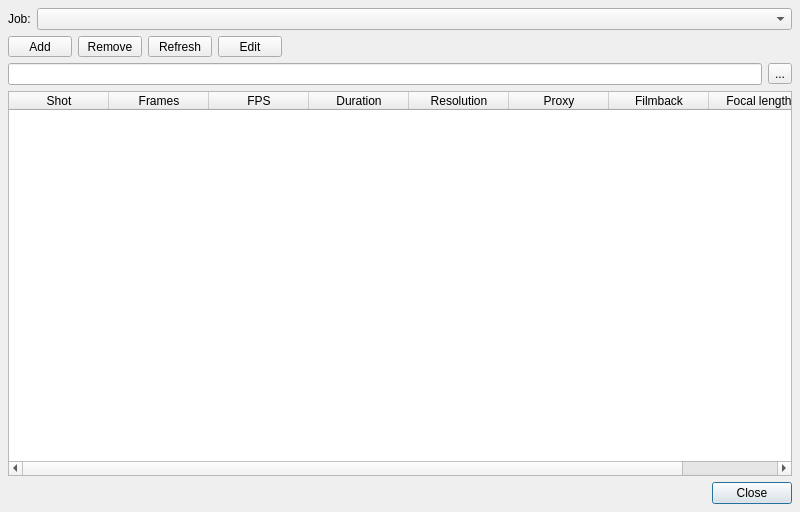
This is core/ui/shot_management_ui.ui in mjbonnington/icarus-gps as Qt 5 draws it before an edit. The edited form follows.
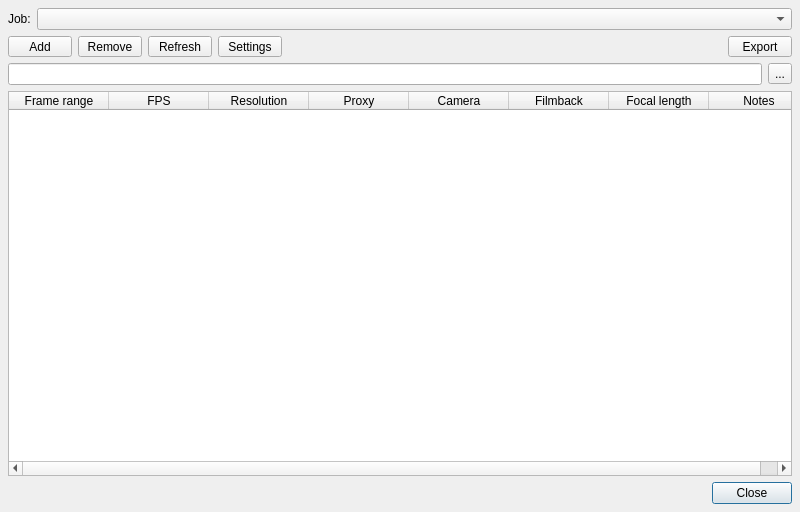
This is the edited form. Icons and pictures are not drawn.

Commit message: Drag & drop enabled for Batch Rename tool

```diff
--- a/core/ui/shot_management_ui.ui
+++ b/core/ui/shot_management_ui.ui
@@ -175,7 +175,7 @@
          <string>&lt;html&gt;&lt;head/&gt;&lt;body&gt;&lt;p&gt;&lt;span style=&quot; font-weight:600;&quot;&gt;Edit job&lt;/span&gt;&lt;/p&gt;&lt;p&gt;Modify the selected job settings.&lt;/p&gt;&lt;/body&gt;&lt;/html&gt;</string>
         </property>
         <property name="text">
-         <string>Edit</string>
+         <string>Settings</string>
         </property>
         <property name="icon">
          <iconset resource="rsc.qrc">
@@ -206,6 +206,36 @@
         </property>
        </spacer>
       </item>
+      <item>
+       <widget class="QToolButton" name="export_toolButton">
+        <property name="minimumSize">
+         <size>
+          <width>64</width>
+          <height>0</height>
+         </size>
+        </property>
+        <property name="toolTip">
+         <string>&lt;html&gt;&lt;head/&gt;&lt;body&gt;&lt;p&gt;&lt;span style=&quot; font-weight:600;&quot;&gt;Export shots&lt;/span&gt;&lt;/p&gt;&lt;p&gt;Export the shot data as CSV format (compatible with Microsoft Excel etc.)&lt;/p&gt;&lt;/body&gt;&lt;/html&gt;</string>
+        </property>
+        <property name="text">
+         <string>Export</string>
+        </property>
+        <property name="icon">
+         <iconset resource="rsc.qrc">
+          <normaloff>:/rsc/rsc/icon_folder.png</normaloff>
+          <disabledoff>:/rsc/rsc/icon_folder_disabled.png</disabledoff>:/rsc/rsc/icon_folder.png</iconset>
+        </property>
+        <property name="iconSize">
+         <size>
+          <width>32</width>
+          <height>32</height>
+         </size>
+        </property>
+        <property name="toolButtonStyle">
+         <enum>Qt::ToolButtonTextUnderIcon</enum>
+        </property>
+       </widget>
+      </item>
      </layout>
     </widget>
    </item>
@@ -243,16 +273,20 @@
    <item>
     <widget class="QTableWidget" name="shots_tableWidget">
      <property name="alternatingRowColors">
+      <bool>true</bool>
+     </property>
+     <property name="verticalScrollMode">
+      <enum>QAbstractItemView::ScrollPerPixel</enum>
+     </property>
+     <property name="horizontalScrollMode">
+      <enum>QAbstractItemView::ScrollPerPixel</enum>
+     </property>
+     <property name="sortingEnabled">
       <bool>false</bool>
      </property>
      <column>
       <property name="text">
-       <string>Shot</string>
-      </property>
-     </column>
-     <column>
-      <property name="text">
-       <string>Frames</string>
+       <string>Frame range</string>
       </property>
      </column>
      <column>
@@ -260,11 +294,6 @@
        <string>FPS</string>
       </property>
      </column>
-     <column>
-      <property name="text">
-       <string>Duration</string>
-      </property>
-     </column>
      <column>
       <property name="text">
        <string>Resolution</string>
@@ -275,6 +304,11 @@
        <string>Proxy</string>
       </property>
      </column>
+     <column>
+      <property name="text">
+       <string>Camera</string>
+      </property>
+     </column>
      <column>
       <property name="text">
        <string>Filmback</string>
@@ -285,6 +319,11 @@
        <string>Focal length</string>
       </property>
      </column>
+     <column>
+      <property name="text">
+       <string>Notes</string>
+      </property>
+     </column>
     </widget>
    </item>
    <item>
```
Left out of the diff: 18 changed lines with no effect on the pictures. The commit also changes 8 other files.
